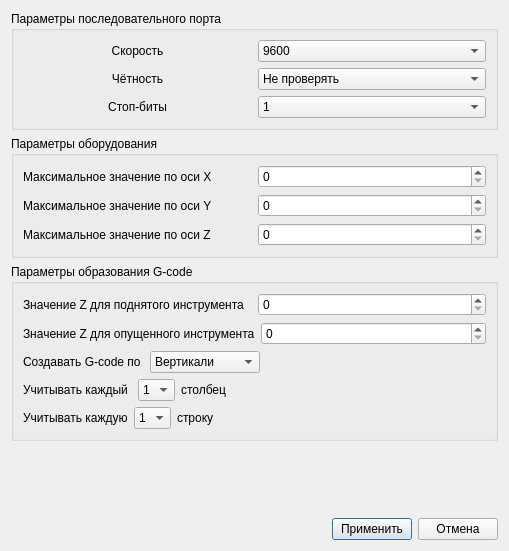
Before: the Qt Designer form ui/settings.ui in vladislick/CNCRun, drawn with Qt 5.
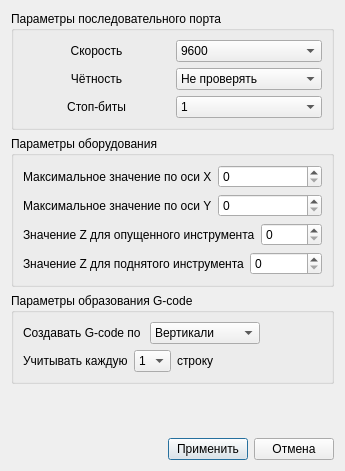
After: the same form once the commit is applied.

Commit message: Settings menu is now work

```diff
--- a/ui/settings.ui
+++ b/ui/settings.ui
@@ -6,8 +6,8 @@
    <rect>
     <x>0</x>
     <y>0</y>
-    <width>509</width>
-    <height>551</height>
+    <width>343</width>
+    <height>471</height>
    </rect>
   </property>
   <property name="windowTitle">
@@ -133,7 +133,14 @@
          </widget>
         </item>
         <item>
-         <widget class="QSpinBox" name="spinBox"/>
+         <widget class="QSpinBox" name="spinBox">
+          <property name="minimum">
+           <number>0</number>
+          </property>
+          <property name="maximum">
+           <number>10000</number>
+          </property>
+         </widget>
         </item>
        </layout>
       </item>
@@ -147,7 +154,35 @@
          </widget>
         </item>
         <item>
-         <widget class="QSpinBox" name="spinBox_2"/>
+         <widget class="QSpinBox" name="spinBox_2">
+          <property name="minimum">
+           <number>0</number>
+          </property>
+          <property name="maximum">
+           <number>10000</number>
+          </property>
+         </widget>
+        </item>
+       </layout>
+      </item>
+      <item>
+       <layout class="QHBoxLayout" name="horizontalLayout_4">
+        <item>
+         <widget class="QLabel" name="label_4">
+          <property name="text">
+           <string>Значение Z для опущенного инструмента</string>
+          </property>
+         </widget>
+        </item>
+        <item>
+         <widget class="QSpinBox" name="spinBox_3">
+          <property name="minimum">
+           <number>0</number>
+          </property>
+          <property name="maximum">
+           <number>10000</number>
+          </property>
+         </widget>
         </item>
        </layout>
       </item>
@@ -156,12 +191,19 @@
         <item>
          <widget class="QLabel" name="label_10">
           <property name="text">
-           <string>Максимальное значение по оси Z</string>
+           <string>Значение Z для поднятого инструмента</string>
           </property>
          </widget>
         </item>
         <item>
-         <widget class="QSpinBox" name="spinBox_3"/>
+         <widget class="QSpinBox" name="spinBox_4">
+          <property name="minimum">
+           <number>0</number>
+          </property>
+          <property name="maximum">
+           <number>10000</number>
+          </property>
+         </widget>
         </item>
        </layout>
       </item>
@@ -174,34 +216,6 @@
       <string>Параметры образования G-code</string>
      </property>
      <layout class="QVBoxLayout" name="verticalLayout_4">
-      <item>
-       <layout class="QHBoxLayout" name="horizontalLayout_11">
-        <item>
-         <widget class="QLabel" name="label_12">
-          <property name="text">
-           <string>Значение Z для поднятого инструмента</string>
-          </property>
-         </widget>
-        </item>
-        <item>
-         <widget class="QSpinBox" name="spinBox_5"/>
-        </item>
-       </layout>
-      </item>
-      <item>
-       <layout class="QHBoxLayout" name="horizontalLayout_10">
-        <item>
-         <widget class="QLabel" name="label_11">
-          <property name="text">
-           <string>Значение Z для опущенного инструмента</string>
-          </property>
-         </widget>
-        </item>
-        <item>
-         <widget class="QSpinBox" name="spinBox_4"/>
-        </item>
-       </layout>
-      </item>
       <item>
        <layout class="QHBoxLayout" name="horizontalLayout_12">
         <item>
@@ -249,61 +263,6 @@
         </item>
        </layout>
       </item>
-      <item>
-       <layout class="QHBoxLayout" name="horizontalLayout_13">
-        <item>
-         <widget class="QLabel" name="label_14">
-          <property name="text">
-           <string>Учитывать каждый </string>
-          </property>
-         </widget>
-        </item>
-        <item>
-         <widget class="QComboBox" name="comboBox_5">
-          <item>
-           <property name="text">
-            <string>1</string>
-           </property>
-          </item>
-          <item>
-           <property name="text">
-            <string>2</string>
-           </property>
-          </item>
-          <item>
-           <property name="text">
-            <string>3</string>
-           </property>
-          </item>
-          <item>
-           <property name="text">
-            <string>4</string>
-           </property>
-          </item>
-         </widget>
-        </item>
-        <item>
-         <widget class="QLabel" name="label_15">
-          <property name="text">
-           <string>столбец</string>
-          </property>
-         </widget>
-        </item>
-        <item>
-         <spacer name="horizontalSpacer">
-          <property name="orientation">
-           <enum>Qt::Horizontal</enum>
-          </property>
-          <property name="sizeHint" stdset="0">
-           <size>
-            <width>40</width>
-            <height>20</height>
-           </size>
-          </property>
-         </spacer>
-        </item>
-       </layout>
-      </item>
       <item>
        <layout class="QHBoxLayout" name="horizontalLayout_14">
         <item>
```
Left out of the diff: 2 changed lines with no effect on the pictures. The commit also changes 22 other files.
